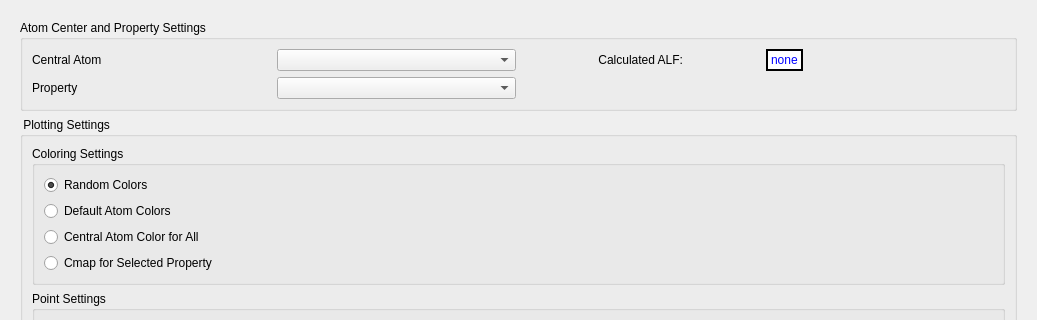
Above: src/new_dataset.ui from m-julian/ALFVisualizer before the change; both pictures show x 0 to 1037 and y 0 to 320 of the 1037 by 1010 pixel window. Below: the same form after it.
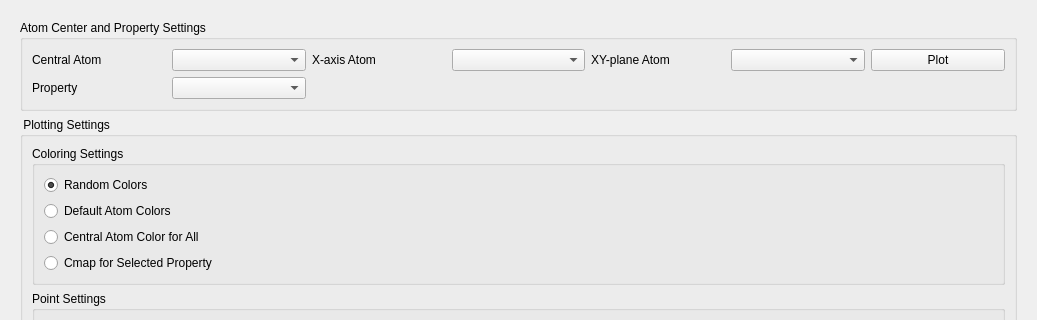
That is the form after the change.

Diff of the .ui file:
```diff
--- a/src/new_dataset.ui
+++ b/src/new_dataset.ui
@@ -29,46 +29,10 @@
          <string>Atom Center and Property Settings</string>
         </property>
         <layout class="QGridLayout" name="gridLayout_5">
-         <item row="1" column="1">
-          <widget class="QComboBox" name="properties_cmap_combo_box"/>
-         </item>
-         <item row="1" column="0">
-          <widget class="QLabel" name="current_property_textbox">
+         <item row="0" column="4">
+          <widget class="QLabel" name="xy_plane_atom_label">
            <property name="text">
-            <string>Property</string>
-           </property>
-          </widget>
-         </item>
-         <item row="0" column="2" alignment="Qt::AlignHCenter">
-          <widget class="QLabel" name="atomic_local_frame_label">
-           <property name="layoutDirection">
-            <enum>Qt::LeftToRight</enum>
-           </property>
-           <property name="autoFillBackground">
-            <bool>false</bool>
-           </property>
-           <property name="text">
-            <string>Calculated ALF:</string>
-           </property>
-           <property name="scaledContents">
-            <bool>false</bool>
-           </property>
-           <property name="alignment">
-            <set>Qt::AlignRight|Qt::AlignTrailing|Qt::AlignVCenter</set>
-           </property>
-          </widget>
-         </item>
-         <item row="0" column="3" alignment="Qt::AlignLeft">
-          <widget class="QLabel" name="atomic_local_frame">
-           <property name="styleSheet">
-            <string notr="true">background-color : white;
-color : blue;
-border-style: solid;
-border-color:black;
-border-width:2px</string>
-           </property>
-           <property name="text">
-            <string>none</string>
+            <string>XY-plane Atom</string>
            </property>
           </widget>
          </item>
@@ -82,6 +46,36 @@
            </property>
           </widget>
          </item>
+         <item row="0" column="2">
+          <widget class="QLabel" name="x_axis_atom_label">
+           <property name="text">
+            <string>X-axis Atom</string>
+           </property>
+          </widget>
+         </item>
+         <item row="0" column="3">
+          <widget class="QComboBox" name="x_axis_atom_combo_box"/>
+         </item>
+         <item row="0" column="5">
+          <widget class="QComboBox" name="xy_plane_atom_combo_box"/>
+         </item>
+         <item row="1" column="1">
+          <widget class="QComboBox" name="properties_cmap_combo_box"/>
+         </item>
+         <item row="1" column="0">
+          <widget class="QLabel" name="current_property_textbox">
+           <property name="text">
+            <string>Property</string>
+           </property>
+          </widget>
+         </item>
+         <item row="0" column="6">
+          <widget class="QPushButton" name="calculate_geometries_button">
+           <property name="text">
+            <string>Plot</string>
+           </property>
+          </widget>
+         </item>
         </layout>
        </widget>
       </item>
```
Left out of the diff: 6 changed lines with no effect on the pictures.
